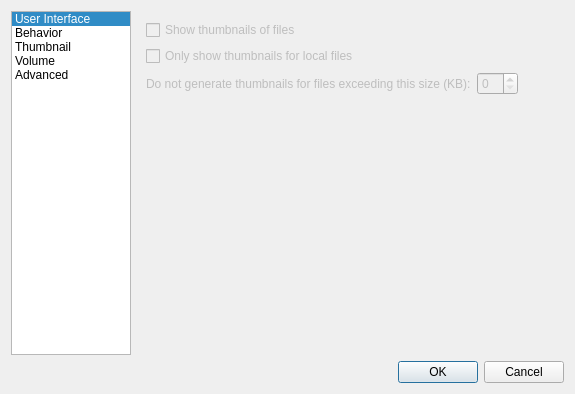
Qt form pcmanfm/preferences.ui (lxqt/pcmanfm-qt) before a commit.
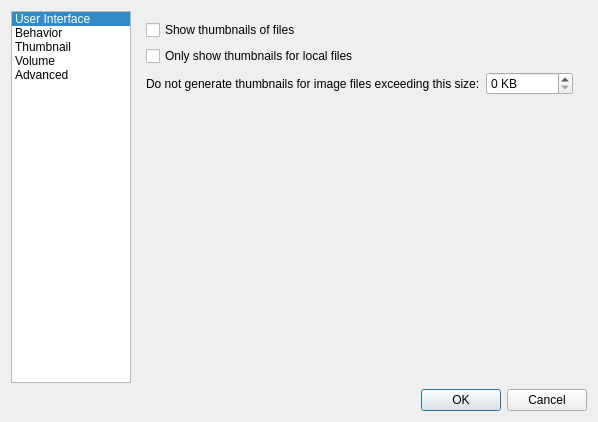
The same form after that commit. The open tabs and pages were chosen to show the change.

Commit message: Enable thumbnail related settings.

What changed in the file:
```diff
--- a/pcmanfm/preferences.ui
+++ b/pcmanfm/preferences.ui
@@ -6,8 +6,8 @@
    <rect>
     <x>0</x>
     <y>0</y>
-    <width>555</width>
-    <height>365</height>
+    <width>598</width>
+    <height>422</height>
    </rect>
   </property>
   <property name="windowTitle">
@@ -287,9 +287,6 @@
         </layout>
        </widget>
        <widget class="QWidget" name="thumbnailPage">
-        <property name="enabled">
-         <bool>false</bool>
-        </property>
         <layout class="QFormLayout" name="formLayout_3">
          <property name="fieldGrowthPolicy">
           <enum>QFormLayout::ExpandingFieldsGrow</enum>
@@ -311,12 +308,19 @@
          <item row="2" column="0">
           <widget class="QLabel" name="label_10">
            <property name="text">
-            <string>Do not generate thumbnails for files exceeding this size (KB):</string>
+            <string>Do not generate thumbnails for image files exceeding this size:</string>
            </property>
           </widget>
          </item>
          <item row="2" column="1">
-          <widget class="QSpinBox" name="maxThumbnailFileSize"/>
+          <widget class="QSpinBox" name="maxThumbnailFileSize">
+           <property name="suffix">
+            <string> KB</string>
+           </property>
+           <property name="maximum">
+            <number>1048576</number>
+           </property>
+          </widget>
          </item>
         </layout>
        </widget>
```
The commit also changes 14 other files.
